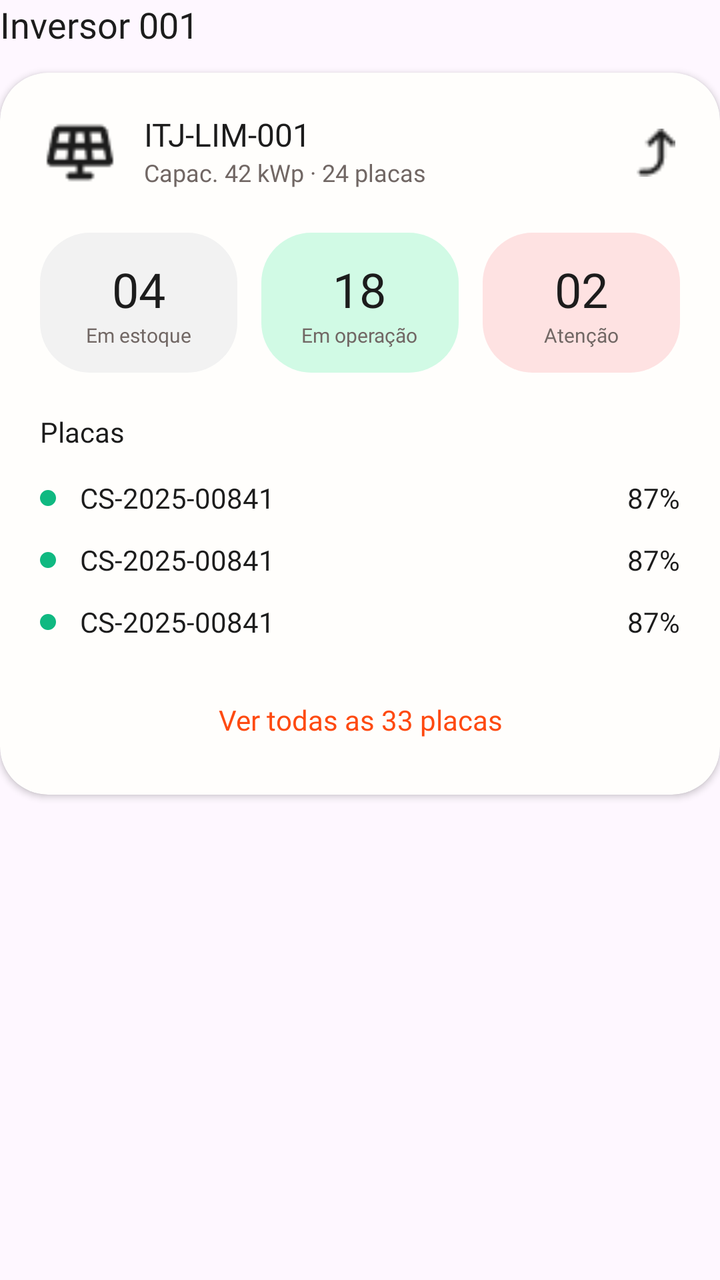
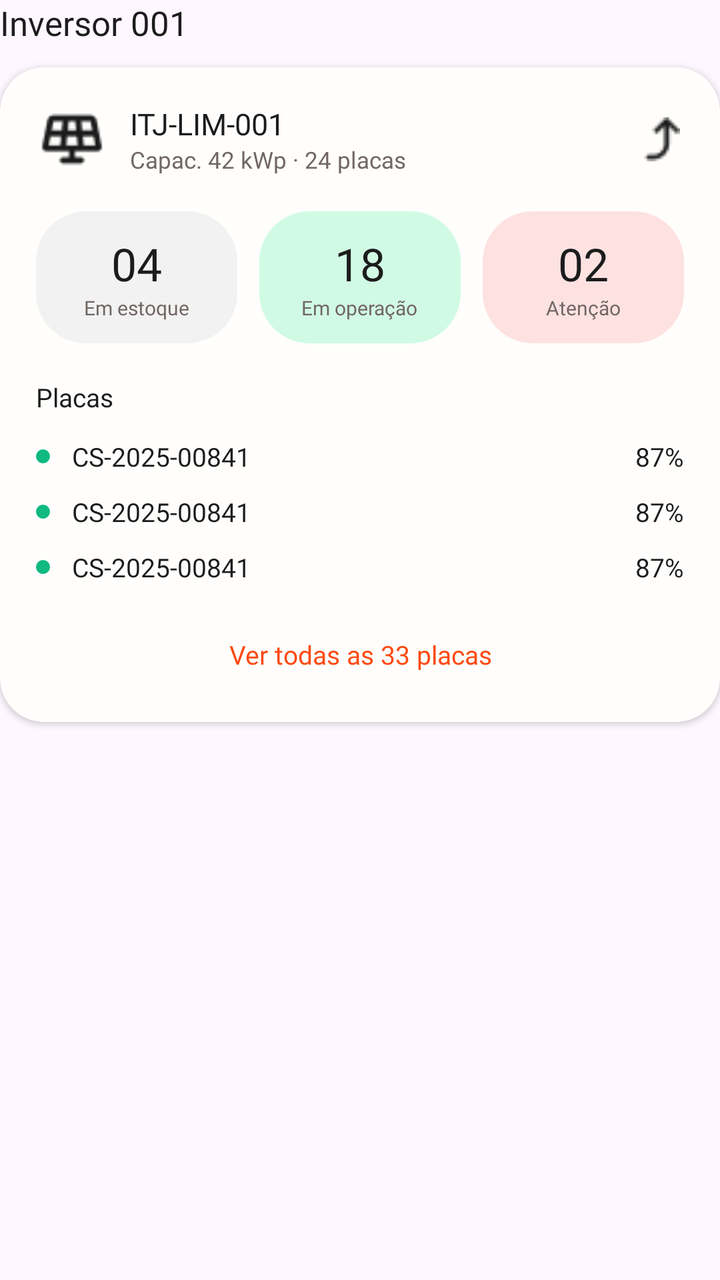

Compare the two renders of this Android layout. The source of the first and the diff that turns it into the second are given below.
<!-- AndroidManifest.xml: application theme Theme.ApolloMobile -->
<!-- res/layout/item_inverter.xml -->
<?xml version="1.0" encoding="utf-8"?>
<LinearLayout
    xmlns:android="http://schemas.android.com/apk/res/android"
    xmlns:app="http://schemas.android.com/apk/res-auto"
    xmlns:tools="http://schemas.android.com/tools"
    android:layout_width="match_parent"
    android:layout_height="wrap_content"
    android:orientation="vertical"
    android:paddingBottom="24dp">

    <TextView
        android:id="@+id/tvInverterGroupName"
        style="@style/apollo_label1"
        android:layout_width="wrap_content"
        android:layout_height="wrap_content"
        android:layout_marginBottom="12dp"
        android:text="Inversor 001"
        android:textColor="@color/neutral_black" />

    <androidx.cardview.widget.CardView
        android:layout_width="match_parent"
        android:layout_height="wrap_content"
        app:cardBackgroundColor="@color/neutral_white"
        app:cardCornerRadius="24dp"
        app:cardElevation="2dp">

        <LinearLayout
            android:layout_width="match_parent"
            android:layout_height="wrap_content"
            android:orientation="vertical"
            android:padding="20dp">

            
            <androidx.constraintlayout.widget.ConstraintLayout
                android:layout_width="match_parent"
                android:layout_height="wrap_content">

                <ImageView
                    android:id="@+id/ivInverterIcon"
                    android:layout_width="40dp"
                    android:layout_height="40dp"
                    android:src="@drawable/ic_solarpanel_black"
                    app:layout_constraintStart_toStartOf="parent"
                    app:layout_constraintTop_toTopOf="parent" />

                <TextView
                    android:id="@+id/tvInverterId"
                    style="@style/apollo_label2"
                    android:layout_width="wrap_content"
                    android:layout_height="wrap_content"
                    android:layout_marginStart="12dp"
                    android:text="ITJ-LIM-001"
                    android:textColor="@color/neutral_black"
                    app:layout_constraintStart_toEndOf="@id/ivInverterIcon"
                    app:layout_constraintTop_toTopOf="parent" />

                <TextView
                    android:id="@+id/tvInverterDetails"
                    style="@style/apollo_body4"
                    android:layout_width="wrap_content"
                    android:layout_height="wrap_content"
                    android:layout_marginStart="12dp"
                    android:text="Capac. 42 kWp · 24 placas"
                    android:textColor="@color/neutral_gray"
                    app:layout_constraintStart_toEndOf="@id/ivInverterIcon"
                    app:layout_constraintTop_toBottomOf="@id/tvInverterId" />

                <ImageView
                    android:layout_width="24dp"
                    android:layout_height="24dp"
                    android:src="@drawable/ic_arrow_back"
                    android:rotation="90"
                    app:layout_constraintBottom_toBottomOf="parent"
                    app:layout_constraintEnd_toEndOf="parent"
                    app:layout_constraintTop_toTopOf="parent"
                    app:tint="@color/neutral_black" />

            </androidx.constraintlayout.widget.ConstraintLayout>

            
            <LinearLayout
                android:layout_width="match_parent"
                android:layout_height="wrap_content"
                android:layout_marginTop="20dp"
                android:orientation="horizontal">

                
                <LinearLayout
                    android:layout_width="0dp"
                    android:layout_height="wrap_content"
                    android:layout_weight="1"
                    android:background="@drawable/bg_label_rounded"
                    android:backgroundTint="#F2F2F2"
                    android:gravity="center"
                    android:orientation="vertical"
                    android:paddingVertical="12dp">

                    <TextView
                        style="@style/apollo_h5"
                        android:layout_width="wrap_content"
                        android:layout_height="wrap_content"
                        android:text="04"
                        android:textColor="@color/neutral_black" />

                    <TextView
                        style="@style/apollo_body5"
                        android:layout_width="wrap_content"
                        android:layout_height="wrap_content"
                        android:text="Em estoque"
                        android:textColor="@color/neutral_gray" />
                </LinearLayout>

                <View
                    android:layout_width="12dp"
                    android:layout_height="1dp" />

                
                <LinearLayout
                    android:layout_width="0dp"
                    android:layout_height="wrap_content"
                    android:layout_weight="1"
                    android:background="@drawable/bg_label_rounded"
                    android:backgroundTint="#D1FAE5"
                    android:gravity="center"
                    android:orientation="vertical"
                    android:paddingVertical="12dp">

                    <TextView
                        style="@style/apollo_h5"
                        android:layout_width="wrap_content"
                        android:layout_height="wrap_content"
                        android:text="18"
                        android:textColor="@color/neutral_black" />

                    <TextView
                        style="@style/apollo_body5"
                        android:layout_width="wrap_content"
                        android:layout_height="wrap_content"
                        android:text="Em operação"
                        android:textColor="@color/neutral_gray" />
                </LinearLayout>

                <View
                    android:layout_width="12dp"
                    android:layout_height="1dp" />

                
                <LinearLayout
                    android:layout_width="0dp"
                    android:layout_height="wrap_content"
                    android:layout_weight="1"
                    android:background="@drawable/bg_label_rounded"
                    android:backgroundTint="#FEE2E2"
                    android:gravity="center"
                    android:orientation="vertical"
                    android:paddingVertical="12dp">

                    <TextView
                        style="@style/apollo_h5"
                        android:layout_width="wrap_content"
                        android:layout_height="wrap_content"
                        android:text="02"
                        android:textColor="@color/neutral_black" />

                    <TextView
                        style="@style/apollo_body5"
                        android:layout_width="wrap_content"
                        android:layout_height="wrap_content"
                        android:text="Atenção"
                        android:textColor="@color/neutral_gray" />
                </LinearLayout>

            </LinearLayout>

            
            <TextView
                style="@style/apollo_label3"
                android:layout_width="wrap_content"
                android:layout_height="wrap_content"
                android:layout_marginTop="20dp"
                android:text="Placas"
                android:textColor="@color/neutral_black" />

            <LinearLayout
                android:id="@+id/llPlatesList"
                android:layout_width="match_parent"
                android:layout_height="wrap_content"
                android:layout_marginTop="8dp"
                android:orientation="vertical">

                
                <include layout="@layout/item_plate_summary" />
                <include layout="@layout/item_plate_summary" />
                <include layout="@layout/item_plate_summary" />

            </LinearLayout>

            
            <TextView
                android:id="@+id/tvSeeAllPlates"
                style="@style/apollo_label3"
                android:layout_width="match_parent"
                android:layout_height="wrap_content"
                android:layout_marginTop="16dp"
                android:gravity="center"
                android:text="Ver todas as 33 placas"
                android:textColor="@color/secondary_three"
                android:background="?attr/selectableItemBackground"
                android:padding="8dp"/>

        </LinearLayout>

    </androidx.cardview.widget.CardView>

</LinearLayout>
<!-- res/layout/item_plate_summary.xml (included above) -->
<?xml version="1.0" encoding="utf-8"?>
<androidx.constraintlayout.widget.ConstraintLayout
    xmlns:android="http://schemas.android.com/apk/res/android"
    xmlns:app="http://schemas.android.com/apk/res-auto"
    xmlns:tools="http://schemas.android.com/tools"
    android:layout_width="match_parent"
    android:layout_height="wrap_content"
    android:paddingVertical="6dp">

    <View
        android:id="@+id/vStatusDot"
        android:layout_width="8dp"
        android:layout_height="8dp"
        android:background="@drawable/bg_status_dot"
        android:backgroundTint="@color/sucess_one"
        app:layout_constraintBottom_toBottomOf="@id/tvPlateName"
        app:layout_constraintStart_toStartOf="parent"
        app:layout_constraintTop_toTopOf="@id/tvPlateName" />

    <TextView
        android:id="@+id/tvPlateName"
        style="@style/apollo_body3"
        android:layout_width="wrap_content"
        android:layout_height="wrap_content"
        android:layout_marginStart="12dp"
        android:text="CS-2025-00841"
        android:textColor="@color/neutral_black"
        app:layout_constraintStart_toEndOf="@id/vStatusDot"
        app:layout_constraintTop_toTopOf="parent" />

    <TextView
        android:id="@+id/tvPlateValue"
        style="@style/apollo_body3"
        android:layout_width="wrap_content"
        android:layout_height="wrap_content"
        android:text="87%"
        android:textColor="@color/neutral_black"
        app:layout_constraintBottom_toBottomOf="@id/tvPlateName"
        app:layout_constraintEnd_toEndOf="parent"
        app:layout_constraintTop_toTopOf="@id/tvPlateName" />

</androidx.constraintlayout.widget.ConstraintLayout>
<!-- resources referenced by this layout -->
<resources>
  <color name="neutral_black">#1C1C1C</color>
  <color name="neutral_gray">#716764</color>
  <color name="neutral_white">#FFFEFC</color>
  <color name="secondary_three">#FE4A11</color>
  <color name="sucess_one">#10B981</color>
  <!-- drawable bg_label_rounded (drawable) -->
  <?xml version="1.0" encoding="utf-8"?>
  <shape
      xmlns:android="http://schemas.android.com/apk/res/android"
      android:shape="rectangle">
  
      <solid android:color="@color/neutral_white" />
  
      <corners android:radius="25dp" />
  
  </shape>
  <!-- drawable bg_status_dot (drawable) -->
  <?xml version="1.0" encoding="utf-8"?>
  <shape xmlns:android="http://schemas.android.com/apk/res/android"
      android:shape="oval">
      <solid android:color="@color/neutral_gray" />
      <size
          android:width="8dp"
          android:height="8dp" />
  </shape>
  <!-- drawable ic_arrow_back: png bitmap (drawable, 394 bytes) -->
  <!-- drawable ic_solarpanel_black: png bitmap (drawable, 751 bytes) -->
  <style name="apollo_body3" parent="apollo_text_base">
          <item name="android:fontFamily">@font/manrope_regular</item>
          <item name="android:textSize">14sp</item>
      </style>
  <style name="apollo_body4" parent="apollo_text_base">
          <item name="android:fontFamily">@font/manrope_regular</item>
          <item name="android:textSize">12sp</item>
      </style>
  <style name="apollo_body5" parent="apollo_text_base">
          <item name="android:fontFamily">@font/manrope_regular</item>
          <item name="android:textSize">10sp</item>
      </style>
  <style name="apollo_h5" parent="apollo_text_base">
          <item name="android:fontFamily">@font/plusjakartasans_bold</item>
          <item name="android:textSize">24sp</item>
      </style>
  <style name="apollo_label1" parent="apollo_text_base">
          <item name="android:fontFamily">@font/manrope_bold</item>
          <item name="android:textSize">18sp</item>
      </style>
  <style name="apollo_label2" parent="apollo_text_base">
          <item name="android:fontFamily">@font/manrope_bold</item>
          <item name="android:textSize">16sp</item>
      </style>
  <style name="apollo_label3" parent="apollo_text_base">
          <item name="android:fontFamily">@font/manrope_bold</item>
          <item name="android:textSize">14sp</item>
      </style>
  <style name="Theme.ApolloMobile" parent="Base.Theme.ApolloMobile" />
  <style name="apollo_text_base">
          <item name="android:textColor">@color/neutral_black</item>
      </style>
  <style name="Base.Theme.ApolloMobile" parent="Theme.Material3.DayNight.NoActionBar">
          
          <item name="colorPrimary">@color/secondary_three</item>
          <item name="android:statusBarColor">@color/secondary_three</item>
          <item name="android:windowLightStatusBar">false</item>
      </style>
</resources>

<!-- the commit's change to res/layout/item_inverter.xml (unified diff, before → after) -->
@@ -6,14 +6,14 @@
     android:layout_width="match_parent"
     android:layout_height="wrap_content"
     android:orientation="vertical"
-    android:paddingBottom="24dp">
+    android:paddingBottom="@dimen/space_24">
 
     <TextView
         android:id="@+id/tvInverterGroupName"
         style="@style/apollo_label1"
         android:layout_width="wrap_content"
         android:layout_height="wrap_content"
-        android:layout_marginBottom="12dp"
+        android:layout_marginBottom="@dimen/space_12"
         android:text="Inversor 001"
         android:textColor="@color/neutral_black" />
 
@@ -21,14 +21,14 @@
         android:layout_width="match_parent"
         android:layout_height="wrap_content"
         app:cardBackgroundColor="@color/neutral_white"
-        app:cardCornerRadius="24dp"
+        app:cardCornerRadius="@dimen/space_24"
         app:cardElevation="2dp">
 
         <LinearLayout
             android:layout_width="match_parent"
             android:layout_height="wrap_content"
             android:orientation="vertical"
-            android:padding="20dp">
+            android:padding="@dimen/space_20">
 
             
             <androidx.constraintlayout.widget.ConstraintLayout
@@ -37,8 +37,8 @@
 
                 <ImageView
                     android:id="@+id/ivInverterIcon"
-                    android:layout_width="40dp"
-                    android:layout_height="40dp"
+                    android:layout_width="@dimen/space_40"
+                    android:layout_height="@dimen/space_40"
                     android:src="@drawable/ic_solarpanel_black"
                     app:layout_constraintStart_toStartOf="parent"
                     app:layout_constraintTop_toTopOf="parent" />
@@ -48,7 +48,7 @@
                     style="@style/apollo_label2"
                     android:layout_width="wrap_content"
                     android:layout_height="wrap_content"
-                    android:layout_marginStart="12dp"
+                    android:layout_marginStart="@dimen/space_12"
                     android:text="ITJ-LIM-001"
                     android:textColor="@color/neutral_black"
                     app:layout_constraintStart_toEndOf="@id/ivInverterIcon"
@@ -59,15 +59,15 @@
                     style="@style/apollo_body4"
                     android:layout_width="wrap_content"
                     android:layout_height="wrap_content"
-                    android:layout_marginStart="12dp"
+                    android:layout_marginStart="@dimen/space_12"
                     android:text="Capac. 42 kWp · 24 placas"
                     android:textColor="@color/neutral_gray"
                     app:layout_constraintStart_toEndOf="@id/ivInverterIcon"
                     app:layout_constraintTop_toBottomOf="@id/tvInverterId" />
 
                 <ImageView
-                    android:layout_width="24dp"
-                    android:layout_height="24dp"
+                    android:layout_width="@dimen/space_24"
+                    android:layout_height="@dimen/space_24"
                     android:src="@drawable/ic_arrow_back"
                     android:rotation="90"
                     app:layout_constraintBottom_toBottomOf="parent"
@@ -81,7 +81,7 @@
             <LinearLayout
                 android:layout_width="match_parent"
                 android:layout_height="wrap_content"
-                android:layout_marginTop="20dp"
+                android:layout_marginTop="@dimen/space_20"
                 android:orientation="horizontal">
 
                 
@@ -93,7 +93,7 @@
                     android:backgroundTint="#F2F2F2"
                     android:gravity="center"
                     android:orientation="vertical"
-                    android:paddingVertical="12dp">
+                    android:paddingVertical="@dimen/space_12">
 
                     <TextView
                         style="@style/apollo_h5"
@@ -111,7 +111,7 @@
                 </LinearLayout>
 
                 <View
-                    android:layout_width="12dp"
+                    android:layout_width="@dimen/space_12"
                     android:layout_height="1dp" />
 
                 
@@ -123,7 +123,7 @@
                     android:backgroundTint="#D1FAE5"
                     android:gravity="center"
                     android:orientation="vertical"
-                    android:paddingVertical="12dp">
+                    android:paddingVertical="@dimen/space_12">
 
                     <TextView
                         style="@style/apollo_h5"
@@ -141,7 +141,7 @@
                 </LinearLayout>
 
                 <View
-                    android:layout_width="12dp"
+                    android:layout_width="@dimen/space_12"
                     android:layout_height="1dp" />
 
                 
@@ -153,7 +153,7 @@
                     android:backgroundTint="#FEE2E2"
                     android:gravity="center"
                     android:orientation="vertical"
-                    android:paddingVertical="12dp">
+                    android:paddingVertical="@dimen/space_12">
 
                     <TextView
                         style="@style/apollo_h5"
@@ -177,7 +177,7 @@
                 style="@style/apollo_label3"
                 android:layout_width="wrap_content"
                 android:layout_height="wrap_content"
-                android:layout_marginTop="20dp"
+                android:layout_marginTop="@dimen/space_20"
                 android:text="Placas"
                 android:textColor="@color/neutral_black" />
 
@@ -185,7 +185,7 @@
                 android:id="@+id/llPlatesList"
                 android:layout_width="match_parent"
                 android:layout_height="wrap_content"
-                android:layout_marginTop="8dp"
+                android:layout_marginTop="@dimen/space_8"
                 android:orientation="vertical">
 
                 
@@ -201,12 +201,12 @@
                 style="@style/apollo_label3"
                 android:layout_width="match_parent"
                 android:layout_height="wrap_content"
-                android:layout_marginTop="16dp"
+                android:layout_marginTop="@dimen/space_16"
                 android:gravity="center"
                 android:text="Ver todas as 33 placas"
                 android:textColor="@color/secondary_three"
                 android:background="?attr/selectableItemBackground"
-                android:padding="8dp"/>
+                android:padding="@dimen/space_8"/>
 
         </LinearLayout>
 
@@ -221,12 +221,12 @@
     xmlns:tools="http://schemas.android.com/tools"
     android:layout_width="match_parent"
     android:layout_height="wrap_content"
-    android:paddingVertical="6dp">
+    android:paddingVertical="@dimen/space_6">
 
     <View
         android:id="@+id/vStatusDot"
-        android:layout_width="8dp"
-        android:layout_height="8dp"
+        android:layout_width="@dimen/space_8"
+        android:layout_height="@dimen/space_8"
         android:background="@drawable/bg_status_dot"
         android:backgroundTint="@color/sucess_one"
         app:layout_constraintBottom_toBottomOf="@id/tvPlateName"
@@ -238,7 +238,7 @@
         style="@style/apollo_body3"
         android:layout_width="wrap_content"
         android:layout_height="wrap_content"
-        android:layout_marginStart="12dp"
+        android:layout_marginStart="@dimen/space_12"
         android:text="CS-2025-00841"
         android:textColor="@color/neutral_black"
         app:layout_constraintStart_toEndOf="@id/vStatusDot"
<!-- resource entries referenced after the edit -->
@@ -5,6 +5,13 @@
   <color name="neutral_white">#FFFEFC</color>
   <color name="secondary_three">#FE4A11</color>
   <color name="sucess_one">#10B981</color>
+  <dimen name="space_12">10dp</dimen>
+  <dimen name="space_16">13dp</dimen>
+  <dimen name="space_20">16dp</dimen>
+  <dimen name="space_24">19dp</dimen>
+  <dimen name="space_40">32dp</dimen>
+  <dimen name="space_6">5dp</dimen>
+  <dimen name="space_8">6dp</dimen>
   <!-- drawable bg_label_rounded (drawable) -->
   <?xml version="1.0" encoding="utf-8"?>
   <shape
@@ -29,36 +36,42 @@
   <!-- drawable ic_solarpanel_black: png bitmap (drawable, 751 bytes) -->
   <style name="apollo_body3" parent="apollo_text_base">
           <item name="android:fontFamily">@font/manrope_regular</item>
-          <item name="android:textSize">14sp</item>
+          <item name="android:textSize">@dimen/text_14</item>
       </style>
   <style name="apollo_body4" parent="apollo_text_base">
           <item name="android:fontFamily">@font/manrope_regular</item>
-          <item name="android:textSize">12sp</item>
+          <item name="android:textSize">@dimen/text_12</item>
       </style>
   <style name="apollo_body5" parent="apollo_text_base">
           <item name="android:fontFamily">@font/manrope_regular</item>
-          <item name="android:textSize">10sp</item>
+          <item name="android:textSize">@dimen/text_10</item>
       </style>
   <style name="apollo_h5" parent="apollo_text_base">
           <item name="android:fontFamily">@font/plusjakartasans_bold</item>
-          <item name="android:textSize">24sp</item>
+          <item name="android:textSize">@dimen/text_24</item>
       </style>
   <style name="apollo_label1" parent="apollo_text_base">
           <item name="android:fontFamily">@font/manrope_bold</item>
-          <item name="android:textSize">18sp</item>
+          <item name="android:textSize">@dimen/text_18</item>
       </style>
   <style name="apollo_label2" parent="apollo_text_base">
           <item name="android:fontFamily">@font/manrope_bold</item>
-          <item name="android:textSize">16sp</item>
+          <item name="android:textSize">@dimen/text_16</item>
       </style>
   <style name="apollo_label3" parent="apollo_text_base">
           <item name="android:fontFamily">@font/manrope_bold</item>
-          <item name="android:textSize">14sp</item>
+          <item name="android:textSize">@dimen/text_14</item>
       </style>
   <style name="Theme.ApolloMobile" parent="Base.Theme.ApolloMobile" />
   <style name="apollo_text_base">
           <item name="android:textColor">@color/neutral_black</item>
       </style>
+  <dimen name="text_14">12.5sp</dimen>
+  <dimen name="text_12">10.5sp</dimen>
+  <dimen name="text_10">10sp</dimen>
+  <dimen name="text_24">21sp</dimen>
+  <dimen name="text_18">16sp</dimen>
+  <dimen name="text_16">14sp</dimen>
   <style name="Base.Theme.ApolloMobile" parent="Theme.Material3.DayNight.NoActionBar">
           
           <item name="colorPrimary">@color/secondary_three</item>
